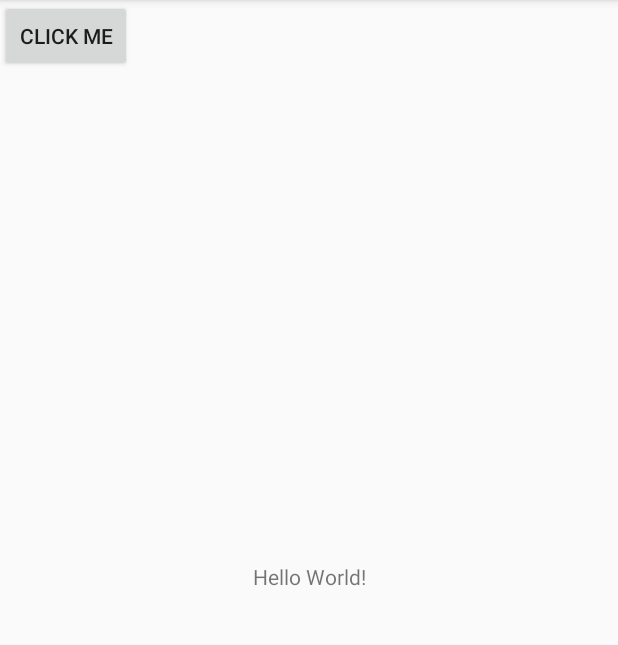
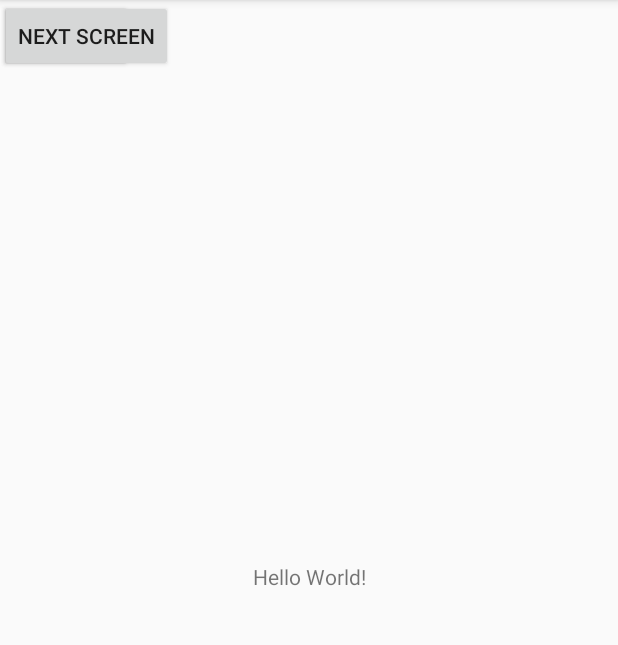
Before and after one commit to juhipark/learningAndroid, an Android app: the screen it shows after launch (HomeActivity), on a phone screen of 412 x 824 dp, the part 84-729 px from its top. Run offline under Robolectric (Android 15) with nearby library versions, the phone set to English and light mode, and no system bars.

```diff
--- a/FirstAndroidApp/app/src/main/AndroidManifest.xml
+++ b/FirstAndroidApp/app/src/main/AndroidManifest.xml
@@ -16,6 +16,7 @@
                 <category android:name="android.intent.category.LAUNCHER" />
             </intent-filter>
         </activity>
+        <activity android:name=".AboutActivity"></activity>
     </application>
 
 </manifest>
--- a/FirstAndroidApp/app/src/main/res/layout/activity_home.xml
+++ b/FirstAndroidApp/app/src/main/res/layout/activity_home.xml
@@ -23,5 +23,14 @@
         tools:layout_editor_absoluteX="147dp"
         tools:layout_editor_absoluteY="93dp" />
 
+    <Button
+        android:id="@+id/button2"
+        android:layout_width="wrap_content"
+        android:layout_height="wrap_content"
+        android:text="Next Screen"
+        tools:layout_editor_absoluteX="147dp"
+        tools:layout_editor_absoluteY="265dp"
+        android:onClick="onNextScreenButtonClicked"/>
+
 
 </android.support.constraint.ConstraintLayout>
```
Also changed, not shown: FirstAndroidApp/app/src/main/java/com/example/juhi/firstandroidapp/AboutActivity.java (added, +13 -0 lines), FirstAndroidApp/app/src/main/java/com/example/juhi/firstandroidapp/HomeActivity.java (+7 -0 lines), FirstAndroidApp/app/src/main/res/layout/activity_about.xml (added, +9 -0 lines).
